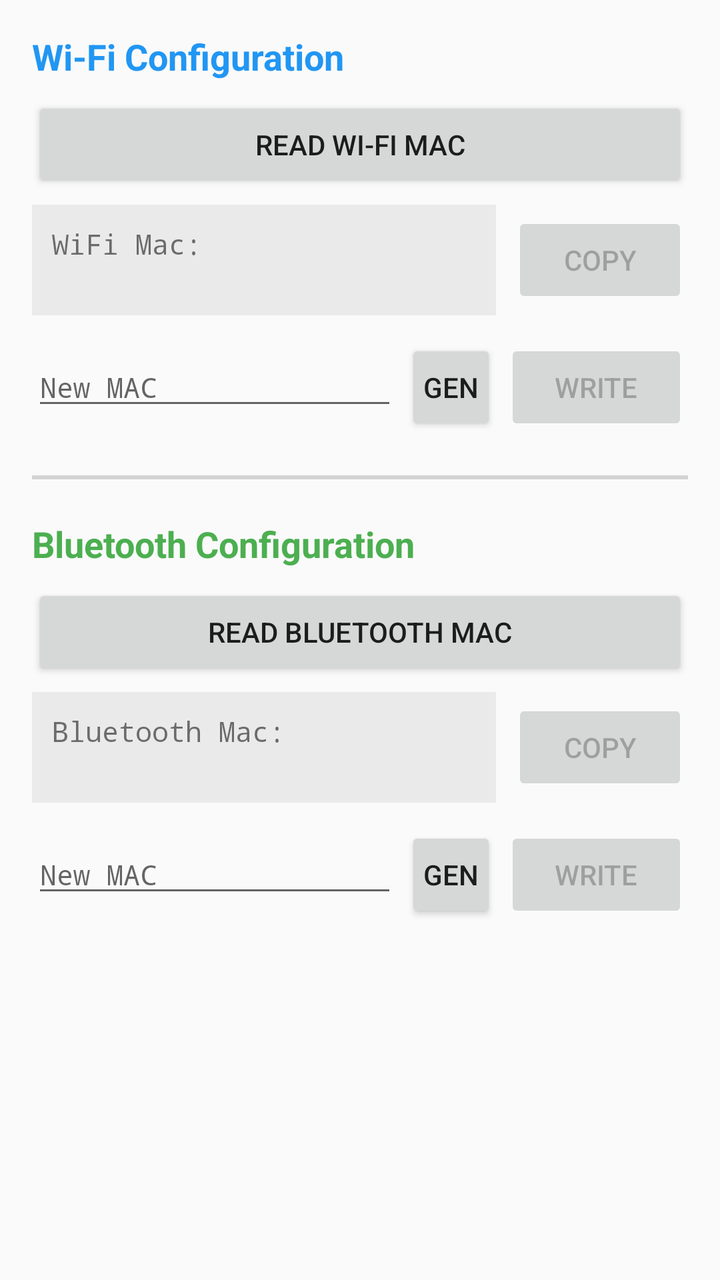
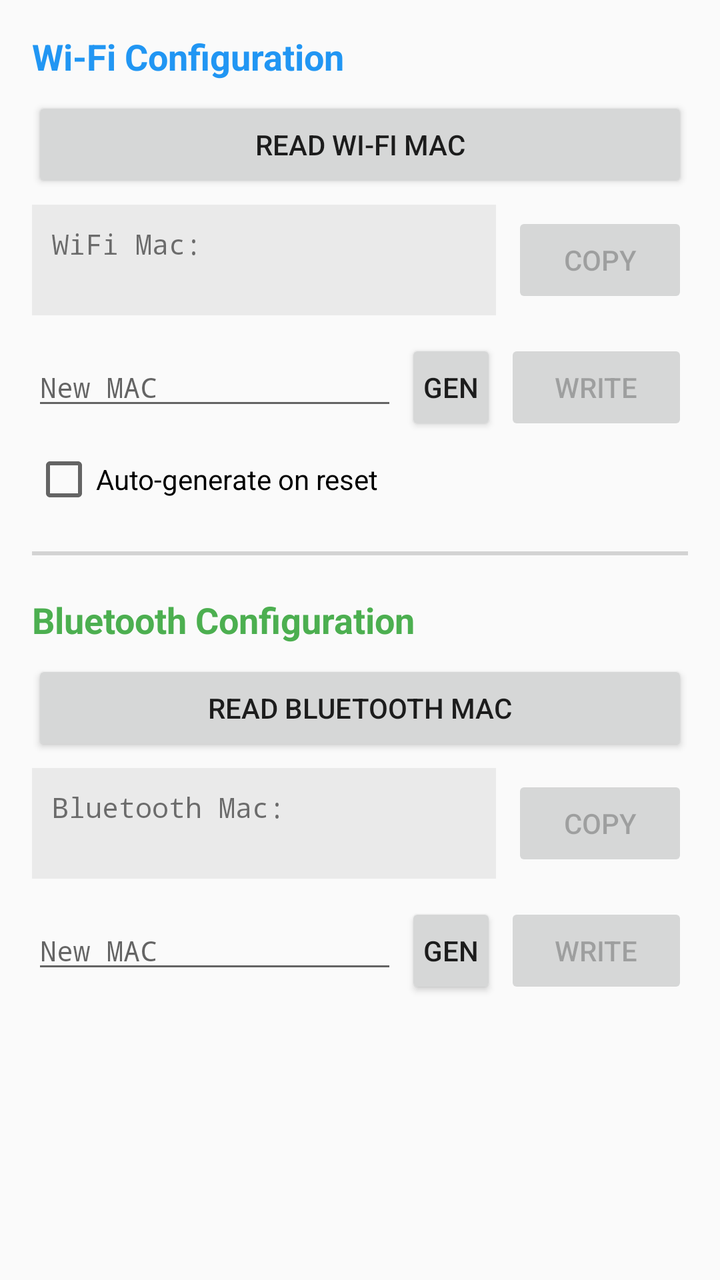

The first picture is an Android layout as it rendered before a commit; the second is the same layout after the commit. The layout source and the unified diff follow.
<!-- AndroidManifest.xml: application theme Theme.AppCompat.Light -->
<!-- res/layout/activity_main.xml -->
<?xml version="1.0" encoding="utf-8"?>
<ScrollView xmlns:android="http://schemas.android.com/apk/res/android"
    android:layout_width="match_parent"
    android:layout_height="match_parent"
    android:padding="16dp">

    <LinearLayout
        android:layout_width="match_parent"
        android:layout_height="wrap_content"
        android:orientation="vertical">

        
        <TextView
            android:layout_width="match_parent"
            android:layout_height="wrap_content"
            android:text="Wi-Fi Configuration"
            android:textSize="18sp"
            android:textStyle="bold"
            android:textColor="#2196F3"
            android:layout_marginBottom="8dp" />

        <Button
            android:id="@+id/btnReadWifi"
            android:layout_width="match_parent"
            android:layout_height="wrap_content"
            android:text="Read Wi-Fi MAC" />

        <LinearLayout
            android:layout_width="match_parent"
            android:layout_height="wrap_content"
            android:orientation="horizontal"
            android:gravity="center_vertical"
            android:layout_marginTop="6dp"
            android:layout_marginBottom="12dp">

            <TextView
                android:id="@+id/tvWifiResult"
                android:layout_width="0dp"
                android:layout_height="wrap_content"
                android:layout_weight="1"
                android:text="WiFi Mac:\n "
                android:textSize="14sp"
                android:background="#10000000"
                android:padding="10dp"
                android:fontFamily="monospace" />

            <Button
                android:id="@+id/btnCopyWifi"
                android:layout_width="wrap_content"
                android:layout_height="wrap_content"
                android:text="Copy"
                android:enabled="false"
                android:layout_marginStart="8dp" />
        </LinearLayout>

        <LinearLayout
            android:layout_width="match_parent"
            android:layout_height="wrap_content"
            android:orientation="horizontal">

            <EditText
                android:id="@+id/etWifiMac"
                android:layout_width="0dp"
                android:layout_height="wrap_content"
                android:layout_weight="4"
                android:hint="New MAC"
                android:fontFamily="monospace"
                android:textSize="14sp"
                android:maxLength="17"
                android:inputType="textCapCharacters" />

            <Button
                android:id="@+id/btnGenerateWifi"
                android:layout_width="0dp"
                android:layout_height="wrap_content"
                android:layout_weight="1"
                android:minWidth="0dp"
                android:paddingStart="0dp"
                android:paddingEnd="0dp"
                android:text="GEN"
                android:layout_marginStart="4dp" />

            <Button
                android:id="@+id/btnWriteWifi"
                android:layout_width="0dp"
                android:layout_height="wrap_content"
                android:layout_weight="2"
                android:minWidth="0dp"
                android:text="Write"
                android:enabled="false"
                android:layout_marginStart="4dp" />
        </LinearLayout>

        
        <View
            android:layout_width="match_parent"
            android:layout_height="2dp"
            android:background="#D3D3D3"
            android:layout_marginTop="20dp"
            android:layout_marginBottom="20dp" />

        
        <TextView
            android:layout_width="match_parent"
            android:layout_height="wrap_content"
            android:text="Bluetooth Configuration"
            android:textSize="18sp"
            android:textStyle="bold"
            android:textColor="#4CAF50"
            android:layout_marginBottom="8dp" />

        <Button
            android:id="@+id/btnReadBt"
            android:layout_width="match_parent"
            android:layout_height="wrap_content"
            android:text="Read Bluetooth MAC" />

        <LinearLayout
            android:layout_width="match_parent"
            android:layout_height="wrap_content"
            android:orientation="horizontal"
            android:gravity="center_vertical"
            android:layout_marginTop="6dp"
            android:layout_marginBottom="12dp">

            <TextView
                android:id="@+id/tvBtResult"
                android:layout_width="0dp"
                android:layout_height="wrap_content"
                android:layout_weight="1"
                android:text="Bluetooth Mac:\n "
                android:textSize="14sp"
                android:background="#10000000"
                android:padding="10dp"
                android:fontFamily="monospace" />

            <Button
                android:id="@+id/btnCopyBt"
                android:layout_width="wrap_content"
                android:layout_height="wrap_content"
                android:text="Copy"
                android:enabled="false"
                android:layout_marginStart="8dp" />
        </LinearLayout>

        <LinearLayout
            android:layout_width="match_parent"
            android:layout_height="wrap_content"
            android:orientation="horizontal">

            <EditText
                android:id="@+id/etBtMac"
                android:layout_width="0dp"
                android:layout_height="wrap_content"
                android:layout_weight="4"
                android:hint="New MAC"
                android:fontFamily="monospace"
                android:textSize="14sp"
                android:maxLength="17"
                android:inputType="textCapCharacters" />

            <Button
                android:id="@+id/btnGenerateBt"
                android:layout_width="0dp"
                android:layout_height="wrap_content"
                android:layout_weight="1"
                android:minWidth="0dp"
                android:paddingStart="0dp"
                android:paddingEnd="0dp"
                android:text="GEN"
                android:layout_marginStart="4dp" />

            <Button
                android:id="@+id/btnWriteBt"
                android:layout_width="0dp"
                android:layout_height="wrap_content"
                android:layout_weight="2"
                android:minWidth="0dp"
                android:text="Write"
                android:enabled="false"
                android:layout_marginStart="4dp" />
        </LinearLayout>

    </LinearLayout>
</ScrollView>
<!-- resources referenced by this layout -->
<resources>

</resources>

<!-- the commit's change to res/layout/activity_main.xml (unified diff, before → after) -->
@@ -91,6 +91,13 @@
                 android:layout_marginStart="4dp" />
         </LinearLayout>
 
+        <CheckBox
+            android:id="@+id/cbGenOnReset"
+            android:layout_width="wrap_content"
+            android:layout_height="wrap_content"
+            android:text="Auto-generate on reset"
+            android:layout_marginTop="6dp" />
+
         
         <View
             android:layout_width="match_parent"
